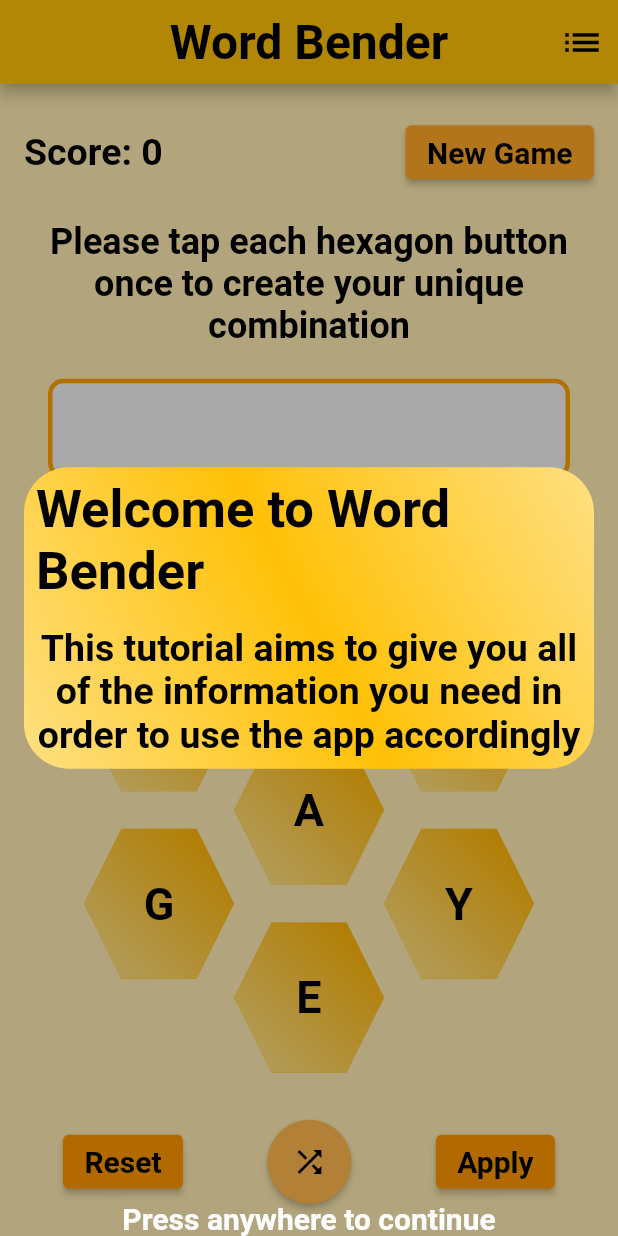
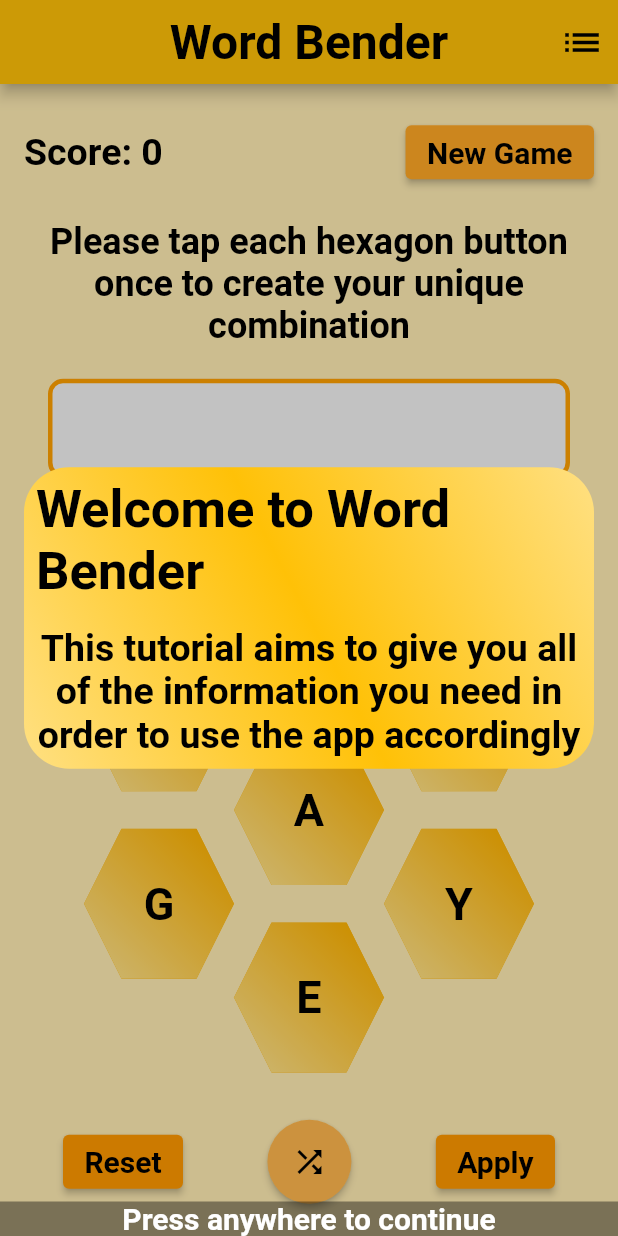
Before and after one commit to MermertH/hidden_hiding_app, a Flutter app: the screen it shows after launch, on a phone screen of 412 x 824 dp. Run offline on Flutter 3.47's test engine with Material 2 defaults, Android fonts, the phone set to English and light mode, and no system bars; our stand-ins replace chewie, connectivity_plus, file_picker, flutter_secure_storage, google_fonts, permission_handler and 2 more; missing offline and left inert: flutter_windowmanager, lecle_flutter_absolute_path, video_compress; Roboto replaces fonts that are missing (Abel).

Commit message:
tutorial in progress

```diff
--- a/lib/screens/WordGame/game_screen.dart
+++ b/lib/screens/WordGame/game_screen.dart
@@ -1,3 +1,5 @@
+import 'dart:math';
+
 import 'package:flutter/material.dart';
 import 'package:flutter/services.dart';
 import 'package:google_fonts/google_fonts.dart';
@@ -28,6 +30,7 @@ class _GameScreenState extends State<GameScreen> {
 
   // tutorial widgets
   List<Widget> tutorialWidgets = [
+    // introduction
     Align(
       alignment: Alignment.center,
       child: Padding(
@@ -79,6 +82,7 @@ class _GameScreenState extends State<GameScreen> {
         ),
       ),
     ),
+    // game buttons
     Align(
       alignment: const Alignment(0, -0.3),
       child: Stack(
@@ -118,7 +122,7 @@ class _GameScreenState extends State<GameScreen> {
             bottom: -50,
             left: 30,
             child: Transform.rotate(
-              angle: -90,
+              angle: -pi / 1.5,
               child: const Icon(
                 Icons.arrow_back_outlined,
                 size: 60,
@@ -127,7 +131,116 @@ class _GameScreenState extends State<GameScreen> {
           )
         ],
       ),
-    )
+    ),
+    // interact buttons
+    Align(
+      alignment: const Alignment(0, 0.6),
+      child: Stack(
+        clipBehavior: Clip.none,
+        children: [
+          Padding(
+            padding: const EdgeInsets.all(16.0),
+            child: Container(
+              decoration: BoxDecoration(
+                gradient: LinearGradient(
+                  begin: Alignment.topRight,
+                  end: Alignment.bottomLeft,
+                  colors: [
+                    Colors.amber[200]!,
+                    Colors.amber[500]!,
+                    Colors.amber[200]!,
+                  ],
+                ),
+                borderRadius: BorderRadius.circular(30),
+              ),
+              child: Padding(
+                padding: const EdgeInsets.all(8.0),
+                child: Text(
+                  "In game mode, users can delete, shuffle button letters and submit their words with these buttons whereas in combination mode, reset button resets combination, shuffle works same and apply checks your combination",
+                  textAlign: TextAlign.center,
+                  style: GoogleFonts.abel(
+                    fontSize: 20,
+                    fontWeight: FontWeight.bold,
+                    color: Colors.black,
+                    decoration: TextDecoration.none,
+                  ),
+                ),
+              ),
+            ),
+          ),
+          const Positioned(
+            bottom: -50,
+            left: 60,
+            child: Icon(
+              Icons.arrow_downward,
+              size: 60,
+            ),
+          ),
+          const Positioned(
+            bottom: -50,
+            left: 188,
+            child: Icon(
+              Icons.arrow_downward,
+              size: 60,
+            ),
+          ),
+          const Positioned(
+            bottom: -50,
+            right: 60,
+            child: Icon(
+              Icons.arrow_downward,
+              size: 60,
+            ),
+          ),
+        ],
+      ),
+    ),
+    Align(
+      alignment: const Alignment(0, -1),
+      child: Stack(
+        clipBehavior: Clip.none,
+        children: [
+          Padding(
+            padding: const EdgeInsets.only(right: 128, top: 8, left: 8),
+            child: Container(
+              decoration: BoxDecoration(
+                gradient: LinearGradient(
+                  begin: Alignment.topRight,
+                  end: Alignment.bottomLeft,
+                  colors: [
+                    Colors.amber[200]!,
+                    Colors.amber[500]!,
+                    Colors.amber[200]!,
+                  ],
+                ),
+                borderRadius: BorderRadius.circular(30),
+              ),
+              child: Padding(
+                padding: const EdgeInsets.all(8.0),
+                child: Text(
+                  "User can see found words and each of their score by tapping this list",
+                  textAlign: TextAlign.center,
+                  style: GoogleFonts.abel(
+                    fontSize: 20,
+                    fontWeight: FontWeight.bold,
+                    color: Colors.black,
+                    decoration: TextDecoration.none,
+                  ),
+                ),
+              ),
+            ),
+          ),
+          const Positioned(
+            top: 0,
+            right: 45,
+            child: Icon(
+              Icons.arrow_forward,
+              size: 60,
+            ),
+          ),
+        ],
+      ),
+    ),
   ];
   int tutorialWidgetIndex = 0;
 
@@ -560,12 +673,15 @@ class _GameScreenState extends State<GameScreen> {
               child: Container(
                 width: double.maxFinite,
                 height: double.maxFinite,
-                color: Colors.black.withOpacity(0.3),
+                color: Colors.black.withOpacity(0.2),
                 child: Stack(
                   children: [
                     tutorialWidgets[tutorialWidgetIndex],
                     Align(
                       alignment: Alignment.bottomCenter,
+                      child: Container(
+                        color: Colors.black.withOpacity(0.4),
+                        width: double.maxFinite,
                         child: Text(
                           "Press anywhere to continue",
                           textAlign: TextAlign.center,
@@ -574,6 +690,7 @@ class _GameScreenState extends State<GameScreen> {
                             fontWeight: FontWeight.bold,
                             color: Colors.white,
                             decoration: TextDecoration.none,
+                          ),
                         ),
                       ),
                     ),
```
Lines whose indentation alone changed are shown as unchanged.
